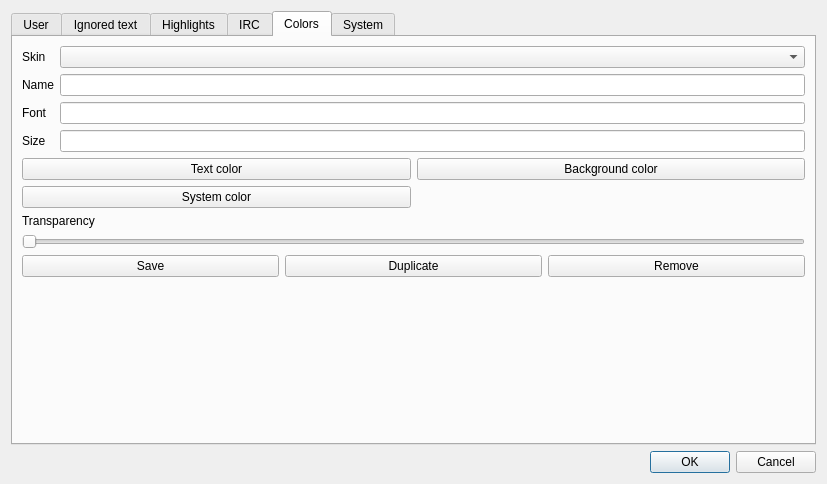
Above: src/GrumpyIRC/preferenceswin.ui from grumpy-irc/grumpy before the change. Below: the same form after it.
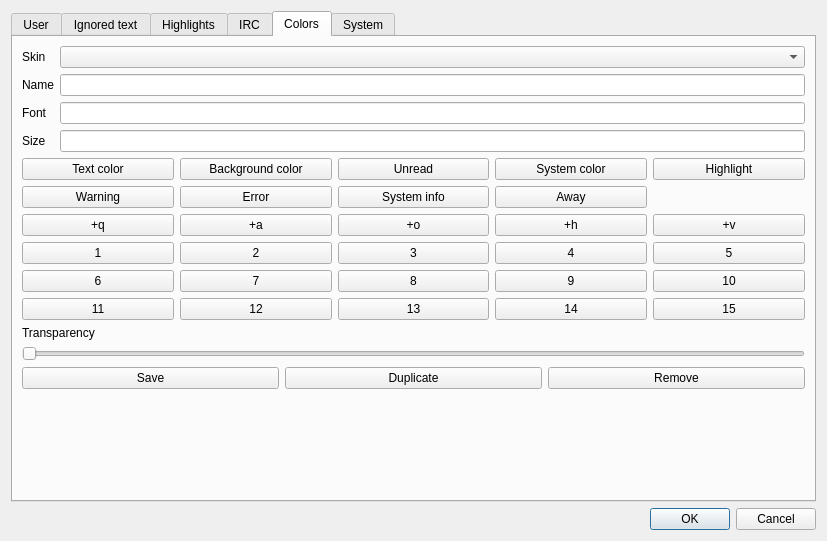
That is the form after the change. The open tabs and pages were chosen to show the change.

The edit to the form file:
```diff
--- a/src/GrumpyIRC/preferenceswin.ui
+++ b/src/GrumpyIRC/preferenceswin.ui
@@ -7,7 +7,7 @@
     <x>0</x>
     <y>0</y>
     <width>827</width>
-    <height>484</height>
+    <height>541</height>
    </rect>
   </property>
   <property name="windowTitle">
@@ -206,13 +206,195 @@
            </property>
           </widget>
          </item>
-         <item row="1" column="0">
+         <item row="5" column="0">
+          <widget class="QPushButton" name="pushButton_C1">
+           <property name="text">
+            <string>1</string>
+           </property>
+          </widget>
+         </item>
+         <item row="5" column="2">
+          <widget class="QPushButton" name="pushButton_C3">
+           <property name="text">
+            <string>3</string>
+           </property>
+          </widget>
+         </item>
+         <item row="6" column="0">
+          <widget class="QPushButton" name="pushButton_C6">
+           <property name="text">
+            <string>6</string>
+           </property>
+          </widget>
+         </item>
+         <item row="5" column="1">
+          <widget class="QPushButton" name="pushButton_C2">
+           <property name="text">
+            <string>2</string>
+           </property>
+          </widget>
+         </item>
+         <item row="6" column="1">
+          <widget class="QPushButton" name="pushButton_C7">
+           <property name="text">
+            <string>7</string>
+           </property>
+          </widget>
+         </item>
+         <item row="6" column="2">
+          <widget class="QPushButton" name="pushButton_C8">
+           <property name="text">
+            <string>8</string>
+           </property>
+          </widget>
+         </item>
+         <item row="7" column="1">
+          <widget class="QPushButton" name="pushButton_C12">
+           <property name="text">
+            <string>12</string>
+           </property>
+          </widget>
+         </item>
+         <item row="3" column="0">
+          <widget class="QPushButton" name="pushButton_CQ">
+           <property name="text">
+            <string>+q</string>
+           </property>
+          </widget>
+         </item>
+         <item row="2" column="2">
+          <widget class="QPushButton" name="pushButton_IC">
+           <property name="text">
+            <string>System info</string>
+           </property>
+          </widget>
+         </item>
+         <item row="2" column="1">
+          <widget class="QPushButton" name="pushButton_EC">
+           <property name="text">
+            <string>Error</string>
+           </property>
+          </widget>
+         </item>
+         <item row="3" column="1">
+          <widget class="QPushButton" name="pushButton_CA">
+           <property name="text">
+            <string>+a</string>
+           </property>
+          </widget>
+         </item>
+         <item row="3" column="2">
+          <widget class="QPushButton" name="pushButton_CO">
+           <property name="text">
+            <string>+o</string>
+           </property>
+          </widget>
+         </item>
+         <item row="0" column="2">
+          <widget class="QPushButton" name="pushButton_UC">
+           <property name="text">
+            <string>Unread</string>
+           </property>
+          </widget>
+         </item>
+         <item row="2" column="0">
+          <widget class="QPushButton" name="pushButton_WC">
+           <property name="text">
+            <string>Warning</string>
+           </property>
+          </widget>
+         </item>
+         <item row="5" column="3">
+          <widget class="QPushButton" name="pushButton_C4">
+           <property name="text">
+            <string>4</string>
+           </property>
+          </widget>
+         </item>
+         <item row="5" column="4">
+          <widget class="QPushButton" name="pushButton_C5">
+           <property name="text">
+            <string>5</string>
+           </property>
+          </widget>
+         </item>
+         <item row="0" column="3">
           <widget class="QPushButton" name="pushButton_SC">
            <property name="text">
             <string>System color</string>
            </property>
           </widget>
          </item>
+         <item row="0" column="4">
+          <widget class="QPushButton" name="pushButton_HC">
+           <property name="text">
+            <string>Highlight</string>
+           </property>
+          </widget>
+         </item>
+         <item row="2" column="3">
+          <widget class="QPushButton" name="pushButton_AC">
+           <property name="text">
+            <string>Away</string>
+           </property>
+          </widget>
+         </item>
+         <item row="3" column="3">
+          <widget class="QPushButton" name="pushButton_CH">
+           <property name="text">
+            <string>+h</string>
+           </property>
+          </widget>
+         </item>
+         <item row="3" column="4">
+          <widget class="QPushButton" name="pushButton_CV">
+           <property name="text">
+            <string>+v</string>
+           </property>
+          </widget>
+         </item>
+         <item row="6" column="3">
+          <widget class="QPushButton" name="pushButton_C9">
+           <property name="text">
+            <string>9</string>
+           </property>
+          </widget>
+         </item>
+         <item row="7" column="0">
+          <widget class="QPushButton" name="pushButton_C11">
+           <property name="text">
+            <string>11</string>
+           </property>
+          </widget>
+         </item>
+         <item row="6" column="4">
+          <widget class="QPushButton" name="pushButton_C10">
+           <property name="text">
+            <string>10</string>
+           </property>
+          </widget>
+         </item>
+         <item row="7" column="2">
+          <widget class="QPushButton" name="pushButton_C13">
+           <property name="text">
+            <string>13</string>
+           </property>
+          </widget>
+         </item>
+         <item row="7" column="3">
+          <widget class="QPushButton" name="pushButton_C14">
+           <property name="text">
+            <string>14</string>
+           </property>
+          </widget>
+         </item>
+         <item row="7" column="4">
+          <widget class="QPushButton" name="pushButton_C15">
+           <property name="text">
+            <string>15</string>
+           </property>
+          </widget>
+         </item>
         </layout>
        </item>
        <item>
```
Left out of the diff: 44 changed lines with no effect on the pictures.
